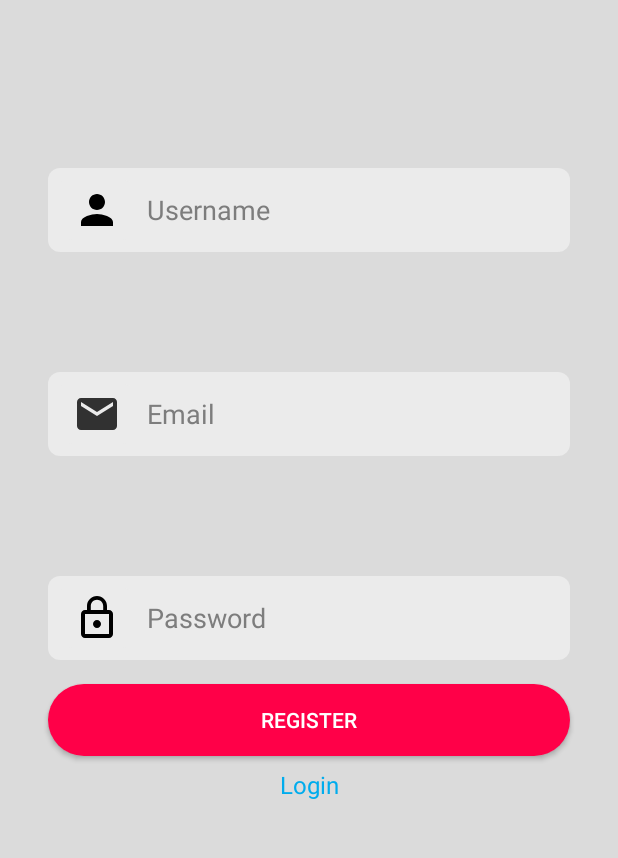
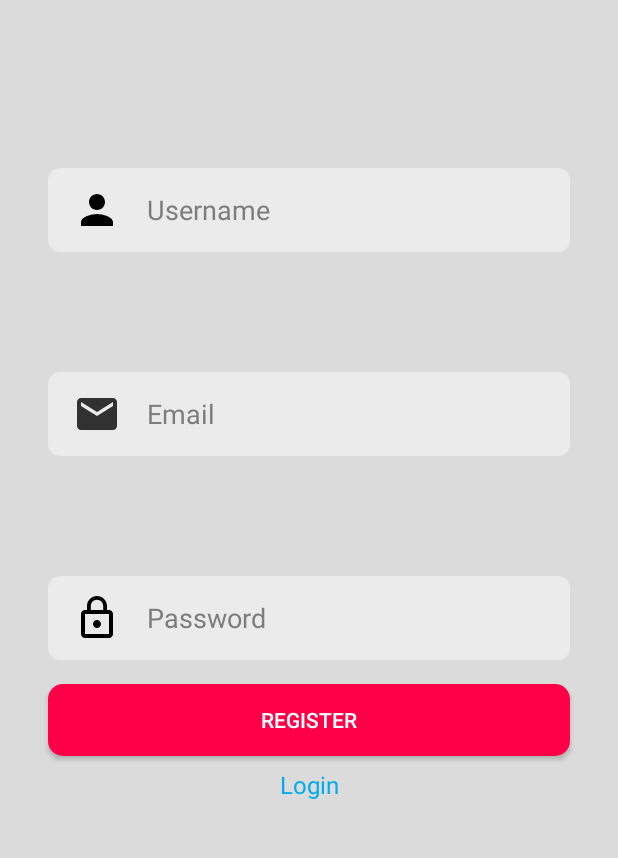
Before and after one commit to LaodeMFauzan/Print-In, an Android app: the RegisterActivity screen opened directly, with no data from a screen before it, on a phone screen of 412 x 824 dp, the part 300-1158 px from its top. Run offline under Robolectric (Android 15) with nearby library versions, the phone set to English and light mode, and no system bars; our stand-ins replace Firebase (no records; nobody signed in at launch, a user with empty details on screens opened directly); 1 statement that could not run was skipped.

Commit message:
ubah button style

```diff
--- a/app/src/main/res/drawable/custom_btn_authentication.xml
+++ b/app/src/main/res/drawable/custom_btn_authentication.xml
@@ -1,7 +1,7 @@
 <?xml version="1.0" encoding="utf-8"?>
 <shape xmlns:android="http://schemas.android.com/apk/res/android"
     android:shape="rectangle">
-    <corners android:radius="32dp"/>
+    <corners android:radius="10dp"/>
     <solid android:color="@color/btn_login"/>
 
 </shape>
```
